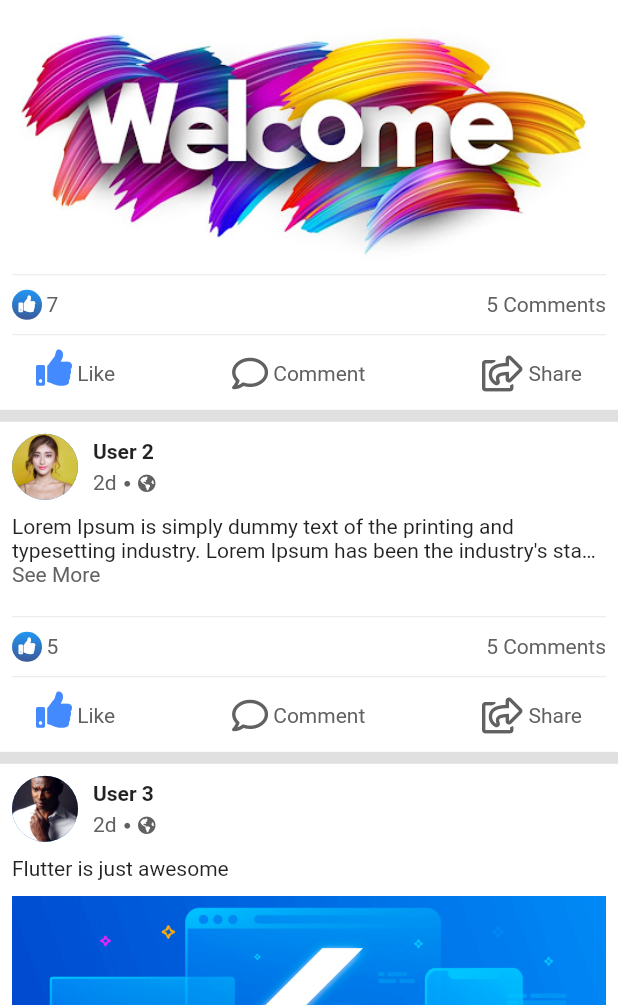
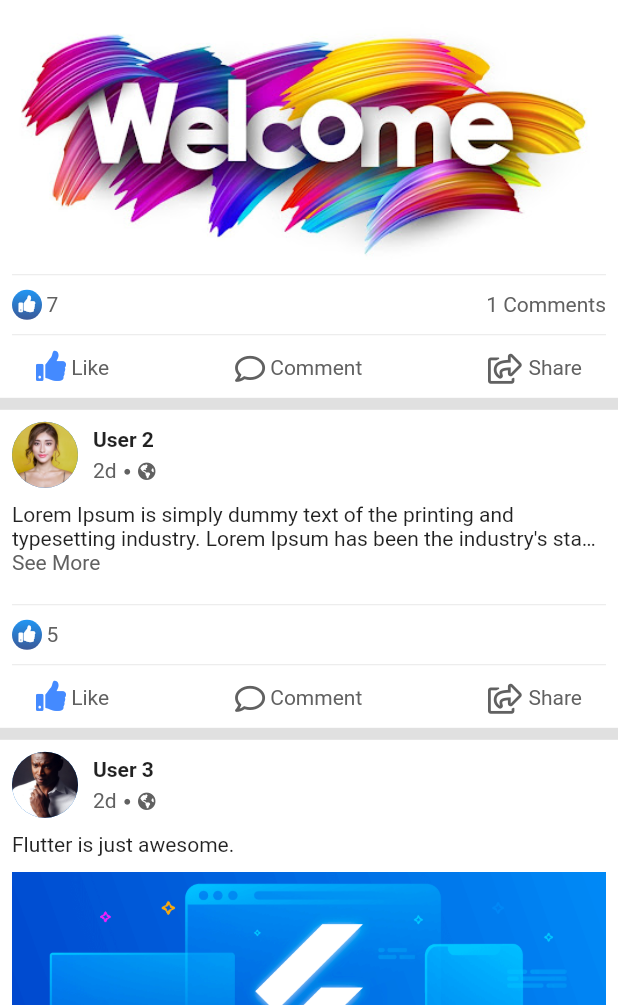
Before and after one commit to AhmedEzio47/facebook_replica, a Flutter app: the screen it shows after launch, after a tap on "Like", on a phone screen of 412 x 824 dp, the part 231-1236 px from its top. Run offline on Flutter 3.47's test engine with Material 2 defaults, Android fonts, the phone set to English and light mode, and no system bars; our stand-ins replace flutter_bloc, font_awesome_flutter.

Commit message:
-Comments (in progress)

```diff
--- a/lib/constants/constants.dart
+++ b/lib/constants/constants.dart
@@ -6,6 +6,7 @@ const String kImage2 = 'assets/images/posts/post-2.png';
 const String kImage3 = 'assets/images/posts/post-3.jpg';
 const String kImage4 = 'assets/images/posts/post-4.jpg';
 const String kImage5 = 'assets/images/posts/post-5.jpeg';
+const String kDefaultUser = 'assets/images/users/default-user.jpg';
 
 const List<String> kUsersAvatars = [
   'assets/images/users/user-1.jpeg',
@@ -27,6 +28,7 @@ const double kLeftPanelItemHeight = 50;
 const double kLeftPanelIconSize = 30;
 const double kAppbarHeight = 60;
 const double kDrawerWidth = 300;
+const double kReactionIconSize = 20;
 
 ///constants
 const int kMaxCharsInPostText = 100;
--- a/lib/constants/dummy_data.dart
+++ b/lib/constants/dummy_data.dart
@@ -1,7 +1,7 @@
 import 'package:facebook_replica/constants/constants.dart';
 
 ///Posts
-List<Map> POSTS = [
+const List<Map> POSTS = [
   {
     'id': 1,
     'text':
@@ -9,7 +9,9 @@ List<Map> POSTS = [
     'images': [kImage1],
     'timestamp': 0,
     'likes': 6,
-    'comments': 5,
+    'comments': [
+      {'id': 1, 'timestamp': 1631031046, 'text': 'Great word', 'user_id': 1},
+    ],
     'is_liked': false,
     'user_id': 1
   },
@@ -23,18 +25,18 @@ List<Map> POSTS = [
            containing Lorem Ipsum passages, and more recently with desktop publishing software like Aldus PageMaker including versions of Lorem Ipsum.''',
     'images': [],
     'likes': 5,
-    'comments': 5,
+    'comments': [],
     'is_liked': true,
     'timestamp': 1631331046,
     'user_id': 2
   },
   {
     'id': 3,
-    'text': 'Flutter is just awesome',
+    'text': 'Flutter is just awesome.',
     'images': [kImage2],
     'timestamp': 1631330046,
     'likes': 10,
-    'comments': 5,
+    'comments': [],
     'is_liked': false,
     'user_id': 3
   },
@@ -44,7 +46,7 @@ List<Map> POSTS = [
     'images': [kImage3, kImage4, kImage5],
     'timestamp': 1631251046,
     'likes': 23,
-    'comments': 5,
+    'comments': [],
     'is_liked': true,
     'user_id': 4
   },
@@ -56,14 +58,14 @@ List<Map> POSTS = [
            It has survived not only five centuries, but also the leap into electronic typesetting.''',
     'images': [],
     'likes': 67,
-    'comments': 5,
+    'comments': [],
     'is_liked': false,
     'timestamp': 1631231046,
     'user_id': 5
   },
 ];
 
-List<Map> USERS = [
+List<Map> kUsers = [
   {
     'id': 1,
     'name': 'User 1',
--- a/lib/data/models/post_model.dart
+++ b/lib/data/models/post_model.dart
@@ -1,34 +1,27 @@
-class PostModel {
-  int id;
-  String? text;
+import 'package:facebook_replica/data/models/postable_model.dart';
+
+class PostModel extends PostableModel {
   List? images;
-  DateTime timestamp;
   int likes;
-  int comments;
+  List<PostableModel>? comments;
   bool isLiked;
-  int userId;
 
-  PostModel(
-      {required this.id,
-      this.text,
-      this.images,
-      this.likes = 0,
-      this.comments = 0,
-      this.isLiked = false,
-      required this.timestamp,
-      required this.userId});
+  PostModel(int id, DateTime timestamp, int userId, String text,
+      {this.images, this.likes = 0, this.comments, this.isLiked = false})
+      : super(id: id, timestamp: timestamp, userId: userId, text: text);
 
   factory PostModel.fromRawPost(rawPost) {
     return PostModel(
-      id: rawPost['id'],
-      text: rawPost['text'],
+      rawPost['id'],
+      DateTime.fromMillisecondsSinceEpoch(rawPost['timestamp'] * 1000),
+      rawPost['user_id'],
+      rawPost['text'],
       images: rawPost['images'],
       likes: rawPost['likes'] ?? 0,
-      comments: rawPost['comments'] ?? 0,
+      comments: ((rawPost['comments'] ?? []) as List)
+          .map((e) => PostableModel.fromRawPost(e))
+          .toList(),
       isLiked: rawPost['is_liked'] ?? false,
-      timestamp:
-          DateTime.fromMillisecondsSinceEpoch(rawPost['timestamp'] * 1000),
-      userId: rawPost['user_id'],
     );
   }
 }
--- /dev/null
+++ b/lib/data/models/postable_model.dart
@@ -0,0 +1,22 @@
+class PostableModel {
+  int id;
+  int userId;
+  String? text;
+  DateTime timestamp;
+
+  PostableModel(
+      {required this.id,
+      this.text,
+      required this.timestamp,
+      required this.userId});
+
+  factory PostableModel.fromRawPost(rawPost) {
+    return PostableModel(
+      id: rawPost['id'],
+      timestamp:
+          DateTime.fromMillisecondsSinceEpoch(rawPost['timestamp'] * 1000),
+      userId: rawPost['user_id'],
+      text: rawPost['text'],
+    );
+  }
+}
--- a/lib/data/providers/user_provider.dart
+++ b/lib/data/providers/user_provider.dart
@@ -2,12 +2,12 @@ import 'package:facebook_replica/constants/dummy_data.dart';
 
 class UserAPI {
   Future getUser(int id) async {
-    var rawUser = USERS.firstWhere((element) => element['id'] == id);
+    var rawUser = kUsers.firstWhere((element) => element['id'] == id);
     return rawUser;
   }
 
   Future<List<Map>> getUsers() async {
     await Future.delayed(Duration(seconds: 2));
-    return USERS;
+    return kUsers;
   }
 }
--- a/lib/logic/blocs/post_bloc.dart
+++ b/lib/logic/blocs/post_bloc.dart
@@ -27,11 +27,11 @@ class PostBloc extends Bloc<PostEvent, PostState> {
 
         break;
       case PostEventType.loading:
-        // for (int i = 0; i < 5; i++) {
-        //   yield PostState(
-        //     isLoading: true,
-        //   );
-        // }
+        for (int i = 0; i < 5; i++) {
+          yield PostState(
+            isLoading: true,
+          );
+        }
         break;
       case PostEventType.ready:
         for (PostModel post in (event.data as List)) {
--- a/lib/presentation/widgets/post_item.dart
+++ b/lib/presentation/widgets/post_item.dart
@@ -171,7 +171,7 @@ class _PostItemState extends State<PostItem> {
 
   Widget likesAndCommentsRow() {
     int likes = widget.postState?.post?.likes ?? 0;
-    int comments = widget.postState?.post?.comments ?? 0;
+    int comments = (widget.postState?.post?.comments ?? []).length;
     return Row(
       mainAxisAlignment: MainAxisAlignment.spaceBetween,
       children: [
@@ -242,7 +242,7 @@ class _PostItemState extends State<PostItem> {
               mainAxisSize: MainAxisSize.min,
               children: [
                 Padding(
-                  padding: const EdgeInsets.only(bottom: 8.0),
+                  padding: const EdgeInsets.only(bottom: 4.0),
                   child: Icon(
                     (widget.postState?.isLiked ?? false)
                         ? FontAwesomeIcons.solidThumbsUp
@@ -250,6 +250,7 @@ class _PostItemState extends State<PostItem> {
                     color: (widget.postState?.isLiked ?? false)
                         ? Colors.blueAccent
                         : kGreyTextColor,
+                    size: kReactionIconSize,
                   ),
                 ),
                 Text(
@@ -265,6 +266,7 @@ class _PostItemState extends State<PostItem> {
               Icon(
                 FontAwesomeIcons.comment,
                 color: kGreyTextColor,
+                size: kReactionIconSize,
               ),
               Text(
                 ' Comment',
@@ -278,6 +280,7 @@ class _PostItemState extends State<PostItem> {
               Icon(
                 FontAwesomeIcons.shareSquare,
                 color: kGreyTextColor,
+                size: kReactionIconSize,
               ),
               Text(
                 '  Share',
--- a/lib/presentation/widgets/right_panel.dart
+++ b/lib/presentation/widgets/right_panel.dart
@@ -70,7 +70,7 @@ class _RightPanelState extends State<RightPanel> {
       child: Row(
         mainAxisAlignment: MainAxisAlignment.center,
         children: [
-          UserAvatar(userAvatar: _users[index].user?.avatar ?? ''),
+          UserAvatar(userAvatar: _users[index].user?.avatar ?? kDefaultUser),
           SizedBox(
             width: 10,
           ),
```
Also changed, not shown: lib/presentation/widgets/comment_item.dart (added, +21 -0 lines), lib/presentation/widgets/comments_page.dart (added, +13 -0 lines), assets/images/users/default-user.jpg (added).
